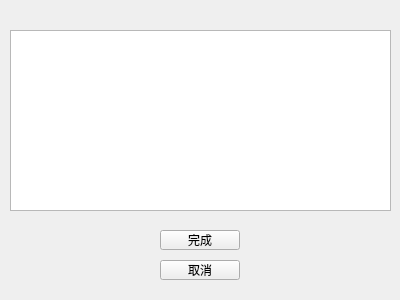
First picture: the form in gui/ColaSqlGui/ui/createrecord.ui, repository YXHXianYu/2023-BJTU-DBMS-Project, before the edit.
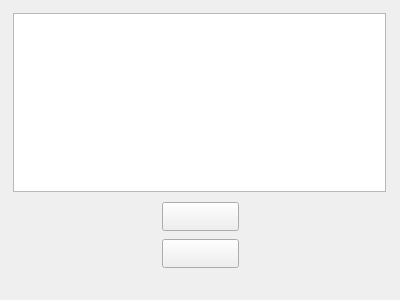
Second picture: the form after the edit. Icons and pictures are not drawn.

Commit message: feat(gui): create record and create index beautify

Patch:
```diff
--- a/gui/ColaSqlGui/ui/createrecord.ui
+++ b/gui/ColaSqlGui/ui/createrecord.ui
@@ -26,40 +26,51 @@
    <string>MainWindow</string>
   </property>
   <widget class="QWidget" name="centralwidget">
+   <property name="styleSheet">
+    <string notr="true">#centralwidget{border-image: url(:/images/create/createrecord-bg.png)}</string>
+   </property>
    <widget class="QTableView" name="tableView">
     <property name="geometry">
      <rect>
-      <x>10</x>
-      <y>30</y>
-      <width>381</width>
-      <height>181</height>
+      <x>13</x>
+      <y>13</y>
+      <width>373</width>
+      <height>179</height>
      </rect>
     </property>
    </widget>
    <widget class="QPushButton" name="btn_finish">
     <property name="geometry">
      <rect>
-      <x>160</x>
-      <y>230</y>
-      <width>80</width>
-      <height>20</height>
+      <x>162</x>
+      <y>202</y>
+      <width>77</width>
+      <height>29</height>
      </rect>
     </property>
+    <property name="styleSheet">
+     <string notr="true">QPushButton#btn_finish{border-image: url(:/images/create/ok-1.png)}
+QPushButton::pressed#btn_finish{border-image: url(:/images/create/ok-2.png)}</string>
+    </property>
     <property name="text">
-     <string>完成</string>
+     <string/>
     </property>
    </widget>
    <widget class="QPushButton" name="btn_cancel">
     <property name="geometry">
      <rect>
-      <x>160</x>
-      <y>260</y>
-      <width>80</width>
-      <height>20</height>
+      <x>162</x>
+      <y>239</y>
+      <width>77</width>
+      <height>29</height>
      </rect>
     </property>
+    <property name="styleSheet">
+     <string notr="true">QPushButton#btn_cancel{border-image: url(:/images/create/cancel-1.png)}
+QPushButton::pressed#btn_cancel{border-image: url(:/images/create/cancel-2.png)}</string>
+    </property>
     <property name="text">
-     <string>取消</string>
+     <string/>
     </property>
    </widget>
   </widget>
```
The commit also changes 12 other files.
